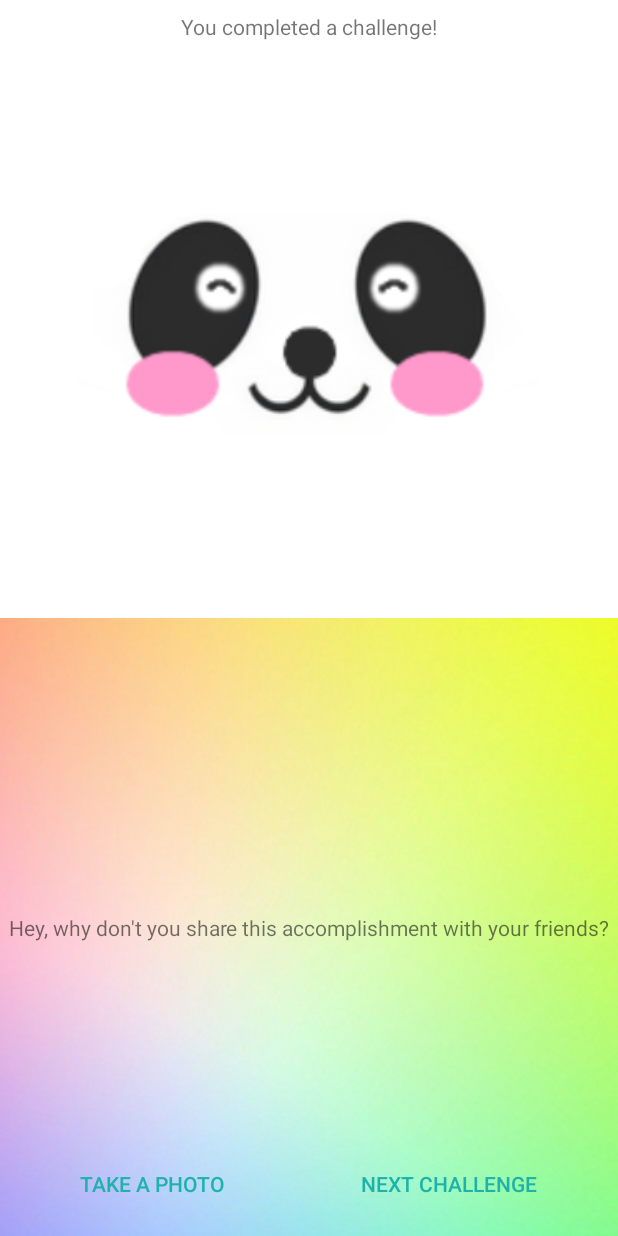
After one commit to Bashmug/HappyPanda, an Android app: the ActivityChallengeCompleted screen opened directly, with no data from a screen before it, on a phone screen of 412 x 824 dp. The commit adds this screen. Run offline under Robolectric (Android 15) with nearby library versions, the phone set to English and light mode, and no system bars.

Commit message:
Challenge Completed Activity (#28)
* Created a simple activity displaying that user finished a challenge.

* Updated design of challenge completed activity.

* Forgot to add images to the last commit.

```diff
--- a/HappyPanda/app/src/main/AndroidManifest.xml
+++ b/HappyPanda/app/src/main/AndroidManifest.xml
@@ -12,14 +12,19 @@
         <activity
             android:name=".MainActivity"
             android:label="@string/app_name"
-            android:theme="@style/AppTheme.NoActionBar"/>
-        <activity android:name=".SplashActivity"
+            android:theme="@style/AppTheme.NoActionBar" />
+        <activity
+            android:name=".SplashActivity"
             android:theme="@style/AppTheme.NoActionBar">
             <intent-filter>
                 <action android:name="android.intent.action.MAIN" />
+
                 <category android:name="android.intent.category.LAUNCHER" />
             </intent-filter>
         </activity>
+        <activity
+            android:name=".ActivityChallengeCompleted"
+            android:theme="@style/AppTheme.NoActionBar" />
     </application>
 
 </manifest>
--- /dev/null
+++ b/HappyPanda/app/src/main/java/com/happypanda/ActivityChallengeCompleted.java
@@ -0,0 +1,18 @@
+package com.happypanda;
+
+import android.support.v7.app.AppCompatActivity;
+import android.os.Bundle;
+import android.view.View;
+
+public class ActivityChallengeCompleted extends AppCompatActivity {
+
+    @Override
+    protected void onCreate(Bundle savedInstanceState) {
+        super.onCreate(savedInstanceState);
+        setContentView(R.layout.activity_challenge_completed);
+    }
+
+    public void toTheNextClick(View v) {
+        finish();
+    }
+}
--- /dev/null
+++ b/HappyPanda/app/src/main/res/layout/activity_challenge_completed.xml
@@ -0,0 +1,99 @@
+<?xml version="1.0" encoding="utf-8"?>
+<LinearLayout xmlns:android="http://schemas.android.com/apk/res/android"
+    xmlns:app="http://schemas.android.com/apk/res-auto"
+    xmlns:tools="http://schemas.android.com/tools"
+    android:layout_width="match_parent"
+    android:layout_height="match_parent"
+    android:orientation="vertical"
+    tools:context="com.happypanda.ActivityChallengeCompleted">
+
+    <android.support.constraint.ConstraintLayout
+        android:layout_width="match_parent"
+        android:layout_height="match_parent"
+        android:layout_weight="1">
+
+        <ImageView
+            android:layout_width="match_parent"
+            android:layout_height="match_parent"
+            android:adjustViewBounds="true"
+            android:scaleType="centerCrop"
+            android:src="@drawable/challenge_panda" />
+
+        <TextView
+            android:layout_width="match_parent"
+            android:layout_height="wrap_content"
+            android:layout_marginBottom="8dp"
+            android:layout_marginEnd="8dp"
+            android:layout_marginStart="8dp"
+            android:layout_marginTop="8dp"
+            android:gravity="center"
+            android:text="@string/you_completed_a_challenge"
+            app:layout_constraintEnd_toEndOf="parent"
+            app:layout_constraintStart_toStartOf="parent"
+            app:layout_constraintTop_toTopOf="parent" />
+
+    </android.support.constraint.ConstraintLayout>
+
+    <android.support.constraint.ConstraintLayout
+        android:layout_width="match_parent"
+        android:layout_height="match_parent"
+        android:layout_weight="1">
+
+        <ImageView
+            android:layout_width="match_parent"
+            android:layout_height="match_parent"
+            android:adjustViewBounds="true"
+            android:scaleType="centerCrop"
+            android:src="@drawable/challenge_bg"
+            app:layout_constraintBottom_toBottomOf="parent"
+            app:layout_constraintEnd_toEndOf="parent"
+            app:layout_constraintStart_toStartOf="parent"
+            app:layout_constraintTop_toTopOf="parent" />
+
+        <TextView
+            android:layout_width="wrap_content"
+            android:layout_height="wrap_content"
+            android:layout_marginBottom="8dp"
+            android:layout_marginEnd="8dp"
+            android:layout_marginStart="8dp"
+            android:layout_marginTop="8dp"
+            android:gravity="center"
+            android:text="@string/hey_why_don_t_you_share_this_accomplishment_with_your_friends"
+            app:layout_constraintBottom_toBottomOf="parent"
+            app:layout_constraintEnd_toEndOf="parent"
+            app:layout_constraintStart_toStartOf="parent"
+            app:layout_constraintTop_toTopOf="parent" />
+
+        <LinearLayout
+            style="?android:attr/buttonBarStyle"
+            android:layout_width="match_parent"
+            android:layout_height="wrap_content"
+            android:layout_marginBottom="8dp"
+            android:layout_marginEnd="8dp"
+            android:layout_marginStart="8dp"
+            app:layout_constraintBottom_toBottomOf="parent"
+            app:layout_constraintEnd_toEndOf="parent"
+            app:layout_constraintStart_toStartOf="parent">
+
+            <Button
+                style="?android:attr/buttonBarButtonStyle"
+                android:layout_width="wrap_content"
+                android:layout_height="wrap_content"
+                android:layout_weight="1"
+                android:text="@string/take_a_photo"
+                android:textColor="@color/colorPrimary" />
+
+            <Button
+                style="?android:attr/buttonBarButtonStyle"
+                android:layout_width="wrap_content"
+                android:layout_height="wrap_content"
+                android:layout_weight="1"
+                android:onClick="toTheNextClick"
+                android:text="@string/next_challenge"
+                android:textColor="@color/colorPrimary" />
+
+        </LinearLayout>
+
+    </android.support.constraint.ConstraintLayout>
+
+</LinearLayout>
--- a/HappyPanda/app/src/main/res/values/strings.xml
+++ b/HappyPanda/app/src/main/res/values/strings.xml
@@ -5,4 +5,8 @@
     <string name="navigation_drawer_close">Close navigation drawer</string>
 
     <string name="action_settings">Settings</string>
+    <string name="you_completed_a_challenge">You completed a challenge!</string>
+    <string name="hey_why_don_t_you_share_this_accomplishment_with_your_friends">Hey, why don\'t you share this accomplishment with your friends?</string>
+    <string name="take_a_photo">Take a photo</string>
+    <string name="next_challenge">Next Challenge</string>
 </resources>
```
Also changed, not shown: HappyPanda/app/src/main/res/drawable/challenge_bg.png (added), HappyPanda/app/src/main/res/drawable/challenge_panda.png (added).
